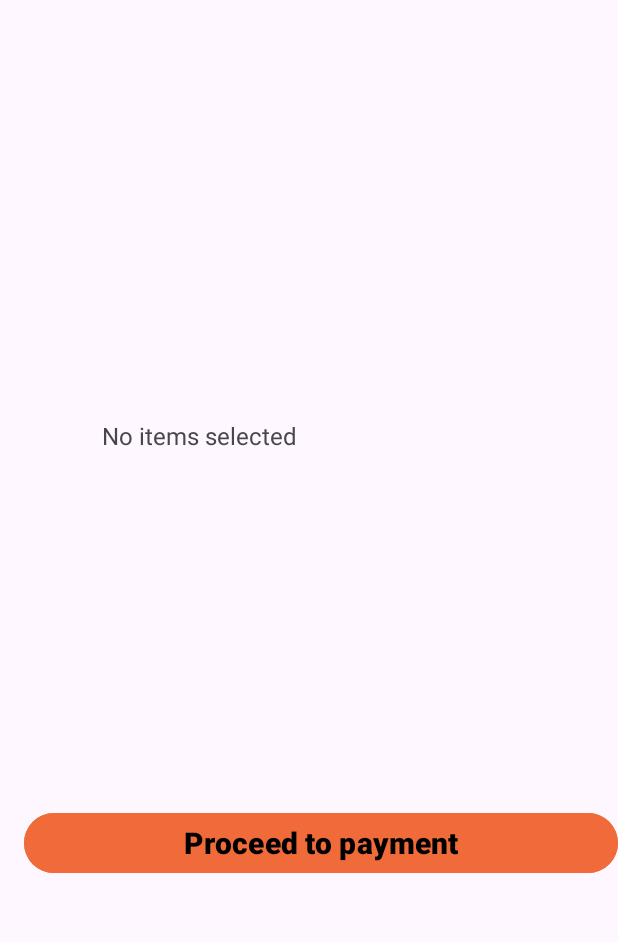
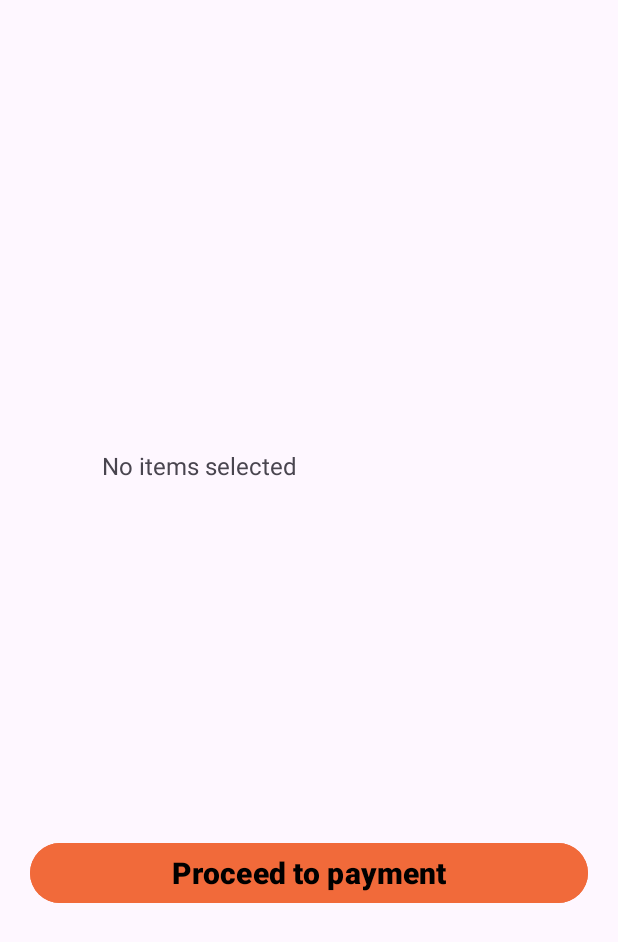
Before and after one commit to tahsinatasnim232002-hub/DineDashApp, an Android app: the MenuDetailsActivity screen opened directly, with no data from a screen before it, on a phone screen of 412 x 824 dp. Shown: the top 942 px of the screen. Run offline under Robolectric (Android 15) with nearby library versions, the phone set to English and light mode, and no system bars.

Commit message:
Latest Updates

```diff
--- a/app/src/main/AndroidManifest.xml
+++ b/app/src/main/AndroidManifest.xml
@@ -30,7 +30,7 @@
         <activity android:name=".ui.AdminLoginActivity" />
         <activity android:name=".ui.AdminActivity" />
         <activity android:name=".ui.AdminTableActivity" />
-        <activity android:name=".ui.MenudetailsActivity" />
+        <activity android:name=".ui.MenuDetailsActivity" />
         <activity android:name=".ui.BkashActivity"/>
         <activity android:name=".ui.CashPaymentActivity"/>
 
--- a/app/src/main/java/com/example/dinedash/ui/MenuActivity.java
+++ b/app/src/main/java/com/example/dinedash/ui/MenuActivity.java
@@ -42,7 +42,7 @@ public class MenuActivity extends AppCompatActivity {
                 if (selected.isEmpty()) {
                     Toast.makeText(this, "Please select at least one food", Toast.LENGTH_SHORT).show();
                 } else {
-                    Intent intent = new Intent(MenuActivity.this, MenudetailsActivity.class);
+                    Intent intent = new Intent(MenuActivity.this, MenuDetailsActivity.class);
                     intent.putParcelableArrayListExtra("selected_items", new ArrayList<>(selected));
                     startActivity(intent);
                 }
--- a/app/src/main/java/com/example/dinedash/ui/MenudetailsActivity.java
+++ b/app/src/main/java/com/example/dinedash/ui/MenuDetailsActivity.java
@@ -14,9 +14,9 @@ import com.example.dinedash.model.MenuItem;
 
 import java.util.ArrayList;
 
-public class MenudetailsActivity extends AppCompatActivity {
+public class MenuDetailsActivity extends AppCompatActivity {
 
-    private LinearLayout detailContainer;
+    private LinearLayout detailsContainer;
     private Button btnProceedPayment;
 
     @SuppressLint({"SetTextI18n", "MissingInflatedId"})
@@ -26,7 +26,7 @@ public class MenudetailsActivity extends AppCompatActivity {
         setContentView(R.layout.activity_menudetails);
 
         // Views initialize
-        detailContainer = findViewById(R.id.detailcontainer);
+        detailsContainer = findViewById(R.id.detailcontainer);
         btnProceedPayment = findViewById(R.id.btnproceedtopayment);
 
         // Get selected items from MenuActivity
@@ -39,7 +39,7 @@ public class MenudetailsActivity extends AppCompatActivity {
                 TextView tv = new TextView(this);
                 tv.setText(item.getName() + " - ৳" + item.getPrice());
                 tv.setTextSize(16);
-                detailContainer.addView(tv);
+                detailsContainer.addView(tv);
 
                 total += item.getPrice();
             }
@@ -49,17 +49,17 @@ public class MenudetailsActivity extends AppCompatActivity {
             totalText.setText("Total: ৳" + total);
             totalText.setTextSize(18);
             totalText.setPadding(16, 16, 16, 16);
-            detailContainer.addView(totalText);
+            detailsContainer.addView(totalText);
         } else {
             TextView emptyText = new TextView(this);
             emptyText.setText("No items selected");
             emptyText.setTextSize(16);
-            detailContainer.addView(emptyText);
+            detailsContainer.addView(emptyText);
         }
 
         // Go to PaymentActivity on button click
         btnProceedPayment.setOnClickListener(v -> {
-            Intent intent = new Intent(MenudetailsActivity.this, PaymentActivity.class);
+            Intent intent = new Intent(MenuDetailsActivity.this, PaymentActivity.class);
             startActivity(intent);
         });
     }
--- a/app/src/main/java/com/example/dinedash/ui/ThankYouActivity.java
+++ b/app/src/main/java/com/example/dinedash/ui/ThankYouActivity.java
@@ -15,13 +15,13 @@ public class ThankYouActivity extends AppCompatActivity {
         super.onCreate(savedInstanceState);
         setContentView(R.layout.activity_thankyou);
 
-        Button continueBtn = findViewById(R.id.button8);
+        Button continueBtn = findViewById(R.id.continueBtn);
 
         // Continue button click → back to Home/Menu or MainActivity
         continueBtn.setOnClickListener(v -> {
-            Intent intent = new Intent(ThankYouActivity.this, MenuActivity.class);
+//            Intent intent = new Intent(ThankYouActivity.this, MenuActivity.class);
 //            intent.setFlags(Intent.FLAG_ACTIVITY_CLEAR_TOP | Intent.FLAG_ACTIVITY_NEW_TASK);
-            startActivity(intent);
+//            startActivity(intent);
 //            finish();
         });
     }
--- a/app/src/main/res/layout/activity_menudetails.xml
+++ b/app/src/main/res/layout/activity_menudetails.xml
@@ -2,6 +2,7 @@
 <androidx.constraintlayout.widget.ConstraintLayout xmlns:android="http://schemas.android.com/apk/res/android"
     xmlns:app="http://schemas.android.com/apk/res-auto"
     xmlns:tools="http://schemas.android.com/tools"
+    android:padding="20dp"
     android:layout_width="match_parent"
              android:layout_height="match_parent">
 
@@ -40,7 +41,6 @@
         android:id="@+id/btnproceedtopayment"
         android:layout_width="match_parent"
         android:layout_height="wrap_content"
-        android:layout_marginStart="16dp"
         android:layout_marginTop="64dp"
         android:backgroundTint="#F16A3A"
         android:text="Proceed to payment"
--- a/app/src/main/res/layout/activity_thankyou.xml
+++ b/app/src/main/res/layout/activity_thankyou.xml
@@ -42,7 +42,7 @@
         app:srcCompat="@drawable/order" />
 
     <Button
-        android:id="@+id/button8"
+        android:id="@+id/continueBtn"
         android:layout_width="match_parent"
         android:layout_height="wrap_content"
         android:text="CONTINUE"
```
Also changed, not shown: app/src/main/java/com/example/dinedash/ui/CashPaymentActivity.java (+5 -8 lines).
